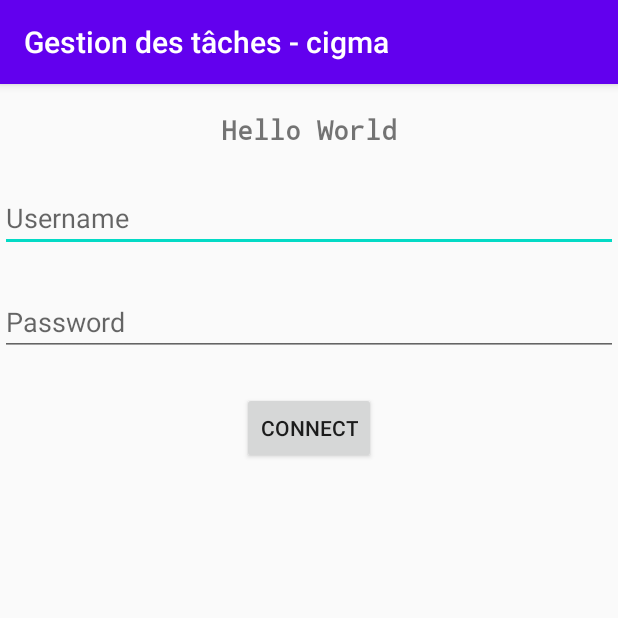
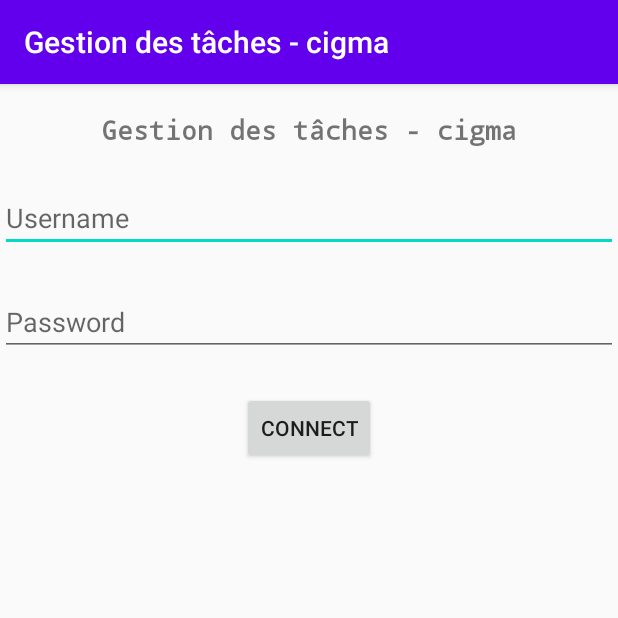
Before and after one commit to Mouttahid/Projet-android-1, an Android app: the screen it shows after launch (MainActivity), on a phone screen of 412 x 824 dp, the top half of it. Run offline under Robolectric (Android 15) with nearby library versions, the phone set to English and light mode, and no system bars.

```diff
--- a/app/src/main/res/layout/activity_main.xml
+++ b/app/src/main/res/layout/activity_main.xml
@@ -17,7 +17,7 @@
         android:layout_width="match_parent"
         android:layout_height="wrap_content"
         android:textSize="18sp"
-        android:text="Hello World"
+        android:text="@string/app_name"
         android:textAlignment="center"
         android:fontFamily="monospace"
         android:textFontWeight="900"
```
Also changed, not shown: app/src/main/java/User.java (added, +7 -0 lines).
